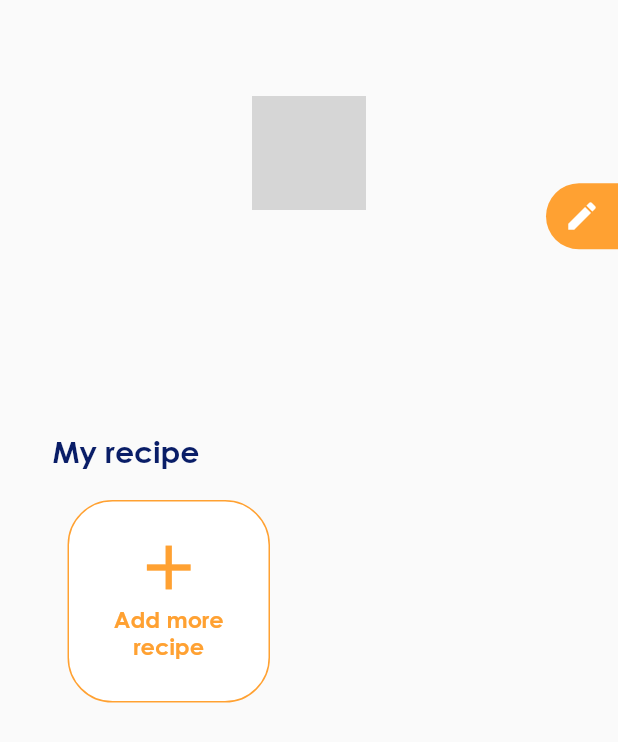
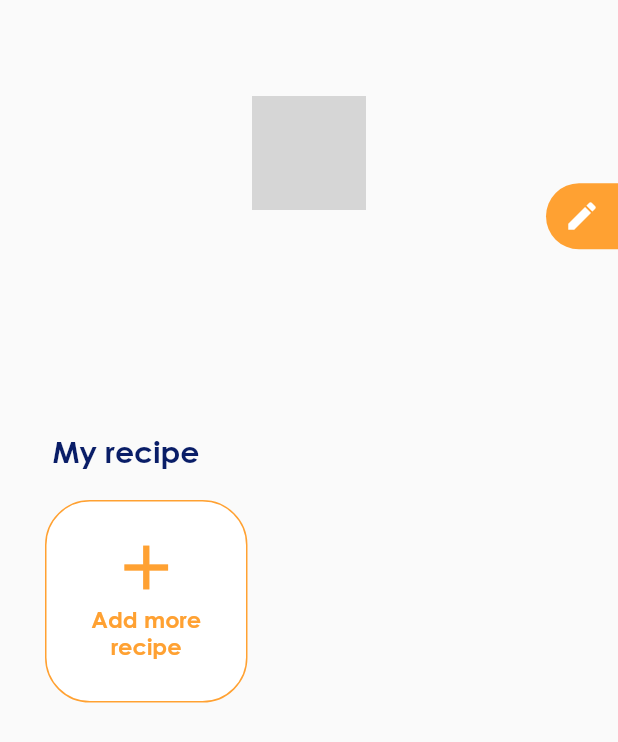
Before and after one commit to candyccyn/Cooking-app, a Flutter app: the ProfileBody screen opened directly, on a phone screen of 412 x 824 dp. Shown: the top 742 px of the screen. Run offline on Flutter 3.47's test engine with Material 2 defaults, Android fonts, the phone set to English and light mode, and no system bars; our stand-ins replace cloud_firestore, dotted_line, firebase_auth, firebase_core, flutter_spinbox, flutter_svg and 1 more; missing offline and left inert: simple_timer; accounts and stored records are empty; network calls fail; grey boxes are pictures that could not be loaded.

Commit message:
edit layout profile page

```diff
--- a/lib/widgets/edit_profile_widget/edit_profile_header.dart
+++ b/lib/widgets/edit_profile_widget/edit_profile_header.dart
@@ -11,7 +11,7 @@ class _EditProfileHeaderState extends State<EditProfileHeader> {
   Widget build(BuildContext context) {
     var size = MediaQuery.of(context).size;
     return Container(
-      height: size.height * 0.35,
+      height: size.height * 0.1,
       child: Column(
         children: [
           // SizedBox(height: 20),
--- a/lib/widgets/profile_widget/profile_body.dart
+++ b/lib/widgets/profile_widget/profile_body.dart
@@ -14,6 +14,13 @@ class ProfileBody extends StatelessWidget {
     final menuProvider = Provider.of<MenuProvider>(context);
     UserDetailService userDetailService =
         UserDetailService(menuProvider.getUid);
+    var _crossAxisSpacing = 30;
+    var _screenWidth = MediaQuery.of(context).size.width;
+    var _crossAxisCount = 2;
+    var _width = (_screenWidth - ((_crossAxisCount - 1) * _crossAxisSpacing)) /
+        _crossAxisCount;
+    var cellHeight = 295;
+    var _aspectRatio = _width / cellHeight;
     return Scaffold(
       body: Container(
         width: double.infinity,
@@ -43,12 +50,12 @@ class ProfileBody extends StatelessWidget {
               ),
             ),
             Padding(
-              padding: EdgeInsets.only(top: 20, left: 45),
-              child: MyRecipeCard(userDetailService: userDetailService),
-            ),
-            Padding(
-              padding: EdgeInsets.only(left: 45),
-              child: SizedBox(
+              padding: const EdgeInsets.only(left: 30, top: 20),
+              child: Wrap(
+                alignment: WrapAlignment.start,
+                children: [
+                  MyRecipeCard(userDetailService: userDetailService),
+                  SizedBox(
                     child: Container(
                       width: 135,
                       height: 135,
@@ -88,7 +95,10 @@ class ProfileBody extends StatelessWidget {
                           )),
                     ),
                   ),
+                ],
               ),
+            ),
+                SizedBox(height: 20)
           ]),
         ),
       ),
```
Lines whose indentation alone changed are shown as unchanged.
